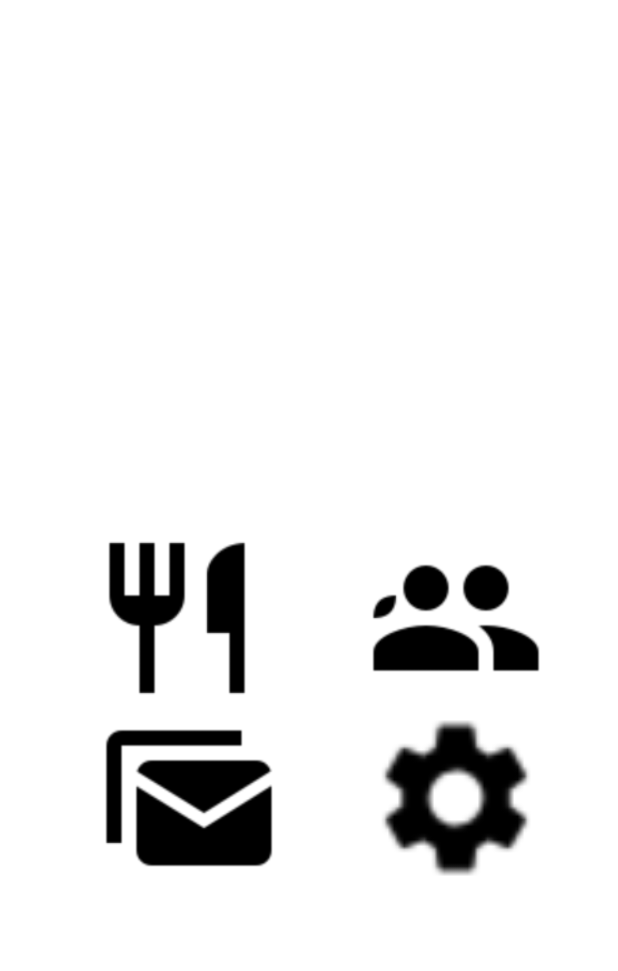
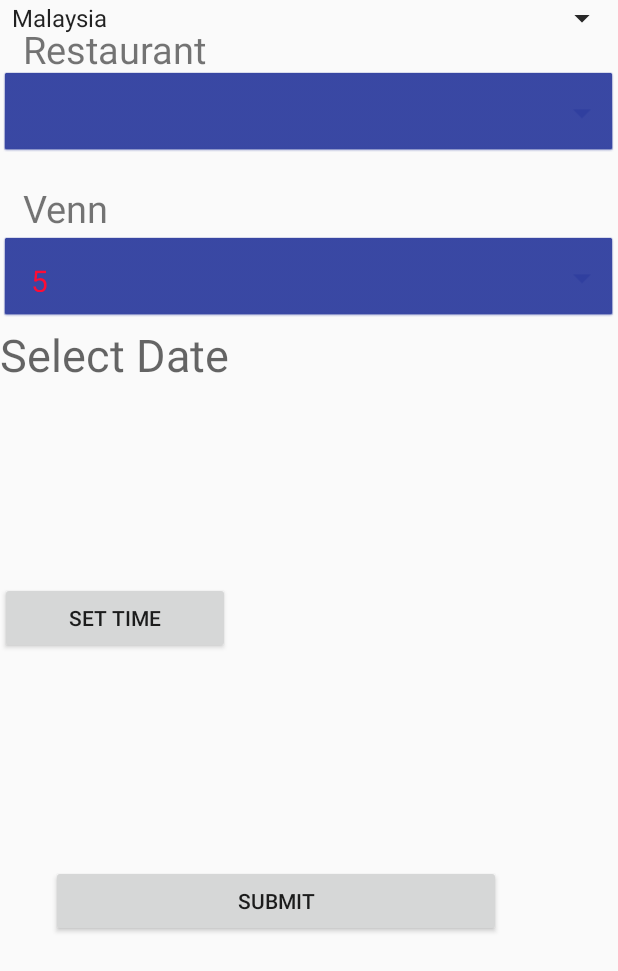
Before and after one commit to abdifatah-bashi/s309854-s309898-Mapp2, an Android app: the screen it shows after launch (MainActivity before the commit, BestillingAktivitet after it), after a tap on an icon or button, on a phone screen of 412 x 824 dp. Shown: the top 971 px of the screen. Run offline under Robolectric (Android 15) with nearby library versions, the phone set to English and light mode, and no system bars.

Commit message:
satt opp bestilling aktivitet

```diff
--- /dev/null
+++ b/app/src/main/java/oslomet/no/s309898_s309854/BestillingAktivitet.java
@@ -0,0 +1,167 @@
+package oslomet.no.s309898_s309854;
+
+import android.app.DatePickerDialog;
+import android.app.TimePickerDialog;
+import android.graphics.Color;
+import android.graphics.drawable.ColorDrawable;
+import android.support.v7.app.AppCompatActivity;
+import android.os.Bundle;
+import android.util.Log;
+import android.view.View;
+import android.widget.AdapterView;
+import android.widget.ArrayAdapter;
+import android.widget.Button;
+import android.widget.DatePicker;
+import android.widget.Spinner;
+import android.widget.TextView;
+import android.widget.TimePicker;
+import android.widget.Toast;
+
+import java.util.ArrayList;
+import java.util.Arrays;
+import java.util.Calendar;
+import java.util.List;
+
+public class BestillingAktivitet extends AppCompatActivity {
+    private static Button date, time;
+    private static TextView set_date, set_time;
+    private static final int Date_id = 0;
+    private static final int Time_id = 1;
+    private Button timeBtn;
+    private Spinner spinner;
+    private Button btnSubmit;
+    private TextView mDisplayDate;
+    private DatePickerDialog.OnDateSetListener mDateSetListener;
+
+    @Override
+    protected void onCreate(Bundle savedInstanceState) {
+        super.onCreate(savedInstanceState);
+        setContentView(R.layout.aktivitet_bestilling);
+
+        mDisplayDate = (TextView) findViewById(R.id.tvDate);
+
+        mDisplayDate.setOnClickListener(new View.OnClickListener() {
+            @Override
+            public void onClick(View view) {
+                Calendar cal = Calendar.getInstance();
+                int year = cal.get(Calendar.YEAR);
+                int month = cal.get(Calendar.MONTH);
+                int day = cal.get(Calendar.DAY_OF_MONTH);
+
+                DatePickerDialog dialog = new DatePickerDialog(
+                        BestillingAktivitet.this,
+                        android.R.style.Theme_Holo_Light_Dialog_MinWidth,
+                        mDateSetListener,
+                        year, month, day);
+                dialog.getWindow().setBackgroundDrawable(new ColorDrawable(Color.TRANSPARENT));
+                dialog.show();
+            }
+        });
+
+        mDateSetListener = new DatePickerDialog.OnDateSetListener() {
+            @Override
+            public void onDateSet(DatePicker datePicker, int year, int month, int day) {
+                month = month + 1;
+                ;
+
+                String date = month + "/" + day + "/" + year;
+                mDisplayDate.setText(date);
+            }
+        };
+
+
+        timeBtn = findViewById(R.id.timeBtn);
+
+        spinner= findViewById(R.id.preSpinner);
+        setRestauranterDropDown(spinner);
+
+
+
+
+    }
+    public void setTime(View view) {
+
+        Calendar calendar = Calendar.getInstance();
+        int hour = calendar.get(Calendar.HOUR);
+        int minute = calendar.get(Calendar.MINUTE);
+
+        TimePickerDialog timePickerDialog;
+        timePickerDialog = new TimePickerDialog(BestillingAktivitet.this, new TimePickerDialog.OnTimeSetListener() {
+            @Override
+            public void onTimeSet(TimePicker timePicker, int hourOfDay, int minute) {
+                timeBtn.setText(hourOfDay + ":" + minute);
+
+            }
+        }, hour, minute, false);
+        timePickerDialog.show();
+
+
+    }
+
+
+    public void setRestauranterDropDown(Spinner spinner){
+        String[] preferenser = new String[]{"5","10","25"};
+        List<String> prefs = Arrays.asList(preferenser);
+        ArrayAdapter<String> dataAdapter = new ArrayAdapter<String>(this,
+                R.layout.spinner_item, prefs);
+        dataAdapter.setDropDownViewResource(R.layout.spinner_item);
+        spinner.setAdapter(dataAdapter);
+
+        dataAdapter.setDropDownViewResource(R.layout.spinner_item);
+        spinner.setAdapter(dataAdapter);
+        spinner.setOnItemSelectedListener(new AdapterView.OnItemSelectedListener() {
+            @Override
+            public void onItemSelected(AdapterView<?> parent, View view, int position, long id) {
+
+                try{
+
+                }catch (Exception e){
+                    e.printStackTrace();
+
+                }
+                //Log.i("NR", spinner.getSelectedItem().toString());
+            }
+
+            @Override
+            public void onNothingSelected(AdapterView<?> parent) {
+
+            }
+        });
+    }
+
+    public void setVennertDropDown(Spinner spinner){
+        String[] preferenser = new String[]{"5","10","25"};
+        List<String> prefs = Arrays.asList(preferenser);
+        ArrayAdapter<String> dataAdapter = new ArrayAdapter<String>(this,
+                R.layout.spinner_item, prefs);
+        dataAdapter.setDropDownViewResource(R.layout.spinner_item);
+        spinner.setAdapter(dataAdapter);
+
+        dataAdapter.setDropDownViewResource(R.layout.spinner_item);
+        spinner.setAdapter(dataAdapter);
+        spinner.setOnItemSelectedListener(new AdapterView.OnItemSelectedListener() {
+            @Override
+            public void onItemSelected(AdapterView<?> parent, View view, int position, long id) {
+
+                try{
+
+                }catch (Exception e){
+                    e.printStackTrace();
+
+                }
+                //Log.i("NR", spinner.getSelectedItem().toString());
+            }
+
+            @Override
+            public void onNothingSelected(AdapterView<?> parent) {
+
+            }
+        });
+    }
+
+
+
+
+
+
+}
--- a/app/src/main/java/oslomet/no/s309898_s309854/MainActivity.java
+++ b/app/src/main/java/oslomet/no/s309898_s309854/MainActivity.java
@@ -26,4 +26,11 @@ public class MainActivity extends AppCompatActivity {
 
 
     }
+
+    public void byttTilBestillingAktivitet (View view ){
+        Intent intent = new Intent(this, BestillingAktivitet.class);
+        startActivity(intent);
+
+
+    }
 }
--- a/app/src/main/res/layout/activity_main.xml
+++ b/app/src/main/res/layout/activity_main.xml
@@ -23,7 +23,7 @@
         app:layout_constraintTop_toTopOf="parent"
         />
 
-    <!-- Pluss -->
+    <!-- Restauranter -->
     <Button
         android:id="@+id/restaurant"
         android:layout_width="120dp"
@@ -36,7 +36,7 @@
         android:onClick="byyTilRestaurantAktivitet"
         android:tag="+" />
 
-    <!-- Minus -->
+    <!-- Venner-->
     <Button
         android:id="@+id/friends"
         android:layout_width="120dp"
@@ -48,7 +48,7 @@
         android:onClick="byttTilVennAktivitet"
         android:tag="-" />
 
-    <!-- Dele -->
+    <!-- Bestilling -->
     <Button
         android:id="@+id/message"
         android:layout_width="120dp"
@@ -56,12 +56,12 @@
         android:layout_alignParentStart="true"
         android:layout_below="@+id/restaurant"
         android:layout_marginStart="66dp"
-        android:background="@drawable/message"
-        android:onClick="changeToGameView"
+        android:background="@drawable/order"
+        android:onClick="byttTilBestillingAktivitet"
         android:tag="/" />
 
 
-    <!-- Gange -->
+    <!-- Instilling -->
     <Button
         android:id="@+id/setting"
         android:layout_width="120dp"
--- /dev/null
+++ b/app/src/main/res/layout/aktivitet_bestilling.xml
@@ -0,0 +1,106 @@
+<?xml version="1.0" encoding="utf-8"?>
+<RelativeLayout xmlns:android="http://schemas.android.com/apk/res/android"
+    xmlns:app="http://schemas.android.com/apk/res-auto"
+    xmlns:tools="http://schemas.android.com/tools"
+    android:layout_width="match_parent"
+    android:layout_height="match_parent"
+    tools:context=".BestillingAktivitet">
+
+  <android.support.v7.widget.AppCompatTextView
+      android:layout_width="wrap_content"
+      android:layout_height="wrap_content"
+      android:text="Restaurant"
+      android:textSize="25sp"
+      android:layout_margin="15dp"
+
+      android:id="@id/restaurant_label"
+
+      />
+
+  <android.support.v7.widget.AppCompatSpinner
+      android:id="@+id/preSpinner"
+      android:layout_width="match_parent"
+      android:layout_height="60dp"
+      android:layout_alignParentStart="true"
+      android:layout_below="@+id/venner_label"
+      android:background="@android:drawable/btn_dropdown"
+      android:backgroundTint="@color/colorPrimaryDark"
+      android:outlineSpotShadowColor="@color/white"
+      android:popupBackground="@color/white"
+      android:spinnerMode="dropdown"
+      android:textAlignment="center" />
+
+
+  <android.support.v7.widget.AppCompatTextView
+      android:id="@+id/venner_label"
+      android:layout_width="wrap_content"
+      android:layout_height="wrap_content"
+      android:layout_alignParentTop="true"
+      android:layout_alignStart="@+id/restaurant_label"
+      android:layout_marginTop="121dp"
+      android:text="Venn"
+      android:textSize="25sp" />
+
+    <android.support.v7.widget.AppCompatSpinner
+        android:id="@+id/spinner_venner"
+        android:layout_width="match_parent"
+        android:layout_height="60dp"
+        android:layout_alignParentStart="true"
+        android:layout_alignParentTop="true"
+        android:layout_marginTop="46dp"
+        android:layout_below="@+id/venner_label"
+        android:background="@android:drawable/btn_dropdown"
+        android:backgroundTint="@color/colorPrimaryDark"
+        android:outlineSpotShadowColor="@color/white"
+        android:popupBackground="@color/white"
+        android:spinnerMode="dropdown"
+        android:textAlignment="center" />
+
+
+  <TextView
+      android:id="@+id/tvDate"
+      android:layout_width="wrap_content"
+      android:layout_height="wrap_content"
+      android:layout_alignParentStart="true"
+      android:layout_below="@+id/preSpinner"
+      android:hint="Select Date"
+      android:textSize="30sp" />
+
+
+  <android.support.v7.widget.AppCompatButton
+      android:id="@+id/timeBtn"
+      android:layout_width="153dp"
+      android:layout_height="wrap_content"
+      android:layout_alignParentStart="true"
+      android:layout_centerVertical="true"
+      android:layout_marginStart="0dp"
+      android:onClick="setTime"
+      android:text="Set time" />
+
+    <Spinner
+        android:id="@+id/spinner1"
+        android:layout_width="match_parent"
+        android:layout_height="wrap_content"
+        android:entries="@array/country_arrays"
+        android:prompt="@string/country_prompt" />
+
+    <Spinner
+        android:id="@+id/spinner2"
+        android:layout_width="match_parent"
+        android:layout_height="wrap_content" />
+
+  <Button
+      android:id="@+id/btnSubmit"
+      android:layout_width="300dp"
+      android:layout_height="wrap_content"
+      android:layout_alignParentBottom="true"
+      android:layout_alignParentStart="true"
+      android:layout_marginBottom="199dp"
+      android:layout_marginStart="34dp"
+      android:text="Submit" />
+
+
+
+
+
+</RelativeLayout>
--- /dev/null
+++ b/app/src/main/res/layout/spinner_item.xml
@@ -0,0 +1,9 @@
+<?xml version="1.0" encoding="utf-8"?>
+<TextView
+    xmlns:android="http://schemas.android.com/apk/res/android"
+    android:layout_width="match_parent"
+    android:layout_height="wrap_content"
+    android:textColor="#ff0c35"
+    android:textSize="20sp"
+    android:padding="10dp"
+    />
--- /dev/null
+++ b/app/src/main/res/values/arrays.xml
@@ -0,0 +1,18 @@
+<?xml version="1.0" encoding="utf-8"?>
+<resources>
+
+
+    <string name="country_prompt">Choose a country</string>
+
+    <string-array name="country_arrays">
+        <item>Malaysia</item>
+        <item>United States</item>
+        <item>Indonesia</item>
+        <item>France</item>
+        <item>Italy</item>
+        <item>Singapore</item>
+        <item>New Zealand</item>
+        <item>India</item>
+    </string-array>
+
+</resources>
```
Also changed, not shown: app/src/main/AndroidManifest.xml (+19 -12 lines), app/src/main/res/values/strings.xml (+8 -0 lines), app/src/main/res/drawable/order.png (added), 1 other file.
